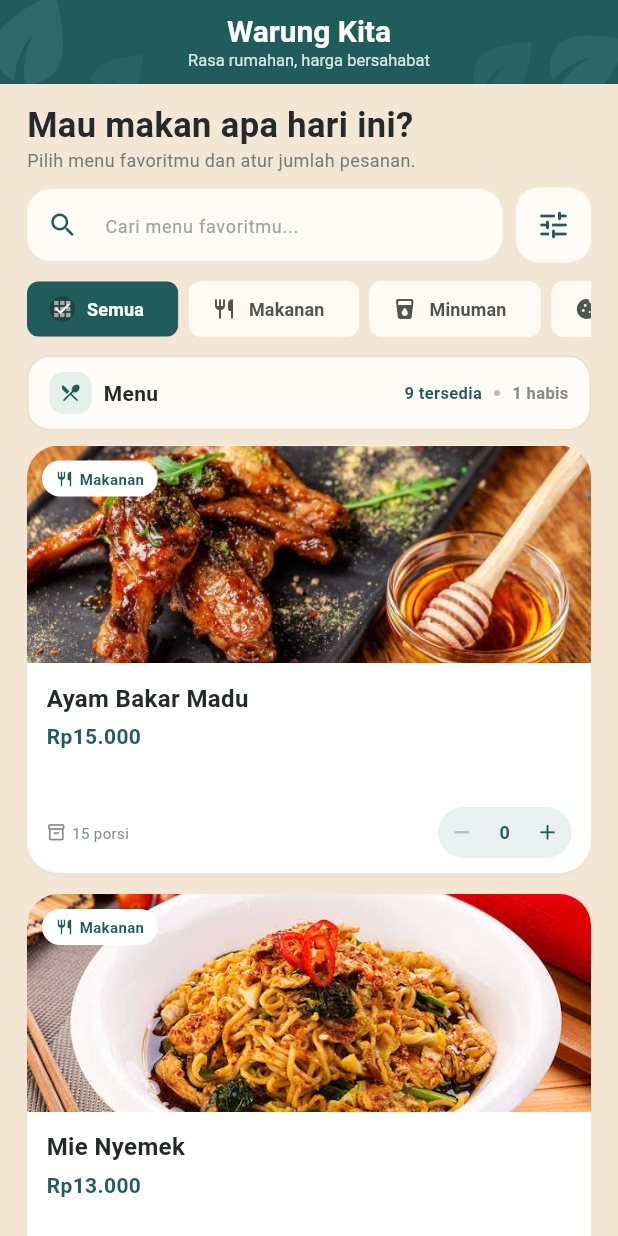
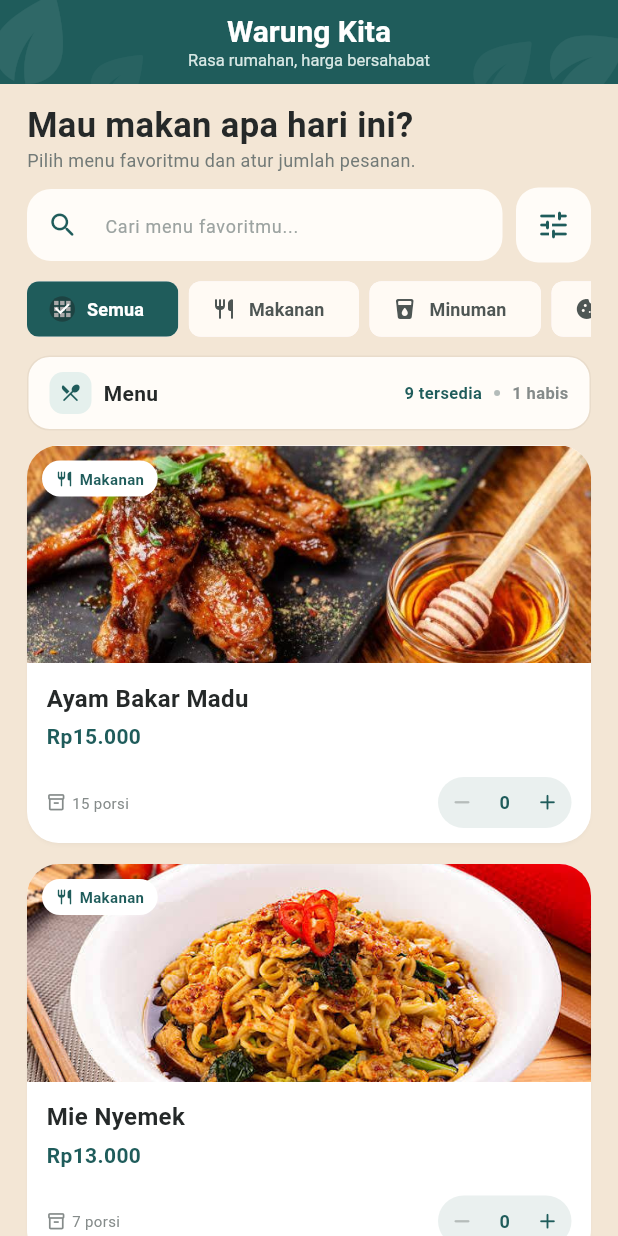
Before and after one commit to dellajelita/daftar_menu_pesanan_warung, a Flutter app: the screen it shows after launch, on a phone screen of 412 x 824 dp. Run offline on Flutter 3.47's test engine with Material 3 defaults, Android fonts, the phone set to English and light mode, and no system bars.

Commit message:
Sesuaikan tinggi kartu menu

```diff
--- a/lib/pages/halaman_menu.dart
+++ b/lib/pages/halaman_menu.dart
@@ -885,7 +885,7 @@ class _HalamanMenuState extends State<HalamanMenu> {
                               jumlahKolom,
                           crossAxisSpacing: 14,
                           mainAxisSpacing: 14,
-                          mainAxisExtent: 285,
+                          mainAxisExtent: 265,
                         ),
                         itemBuilder:
                             (context, index) {
```
